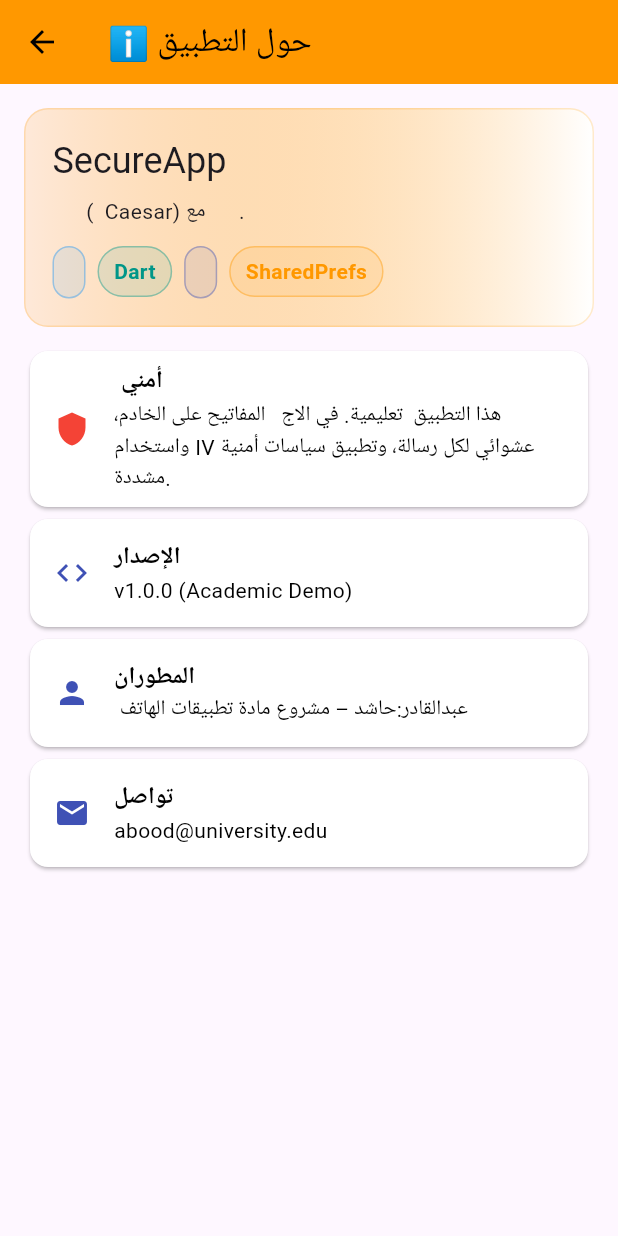
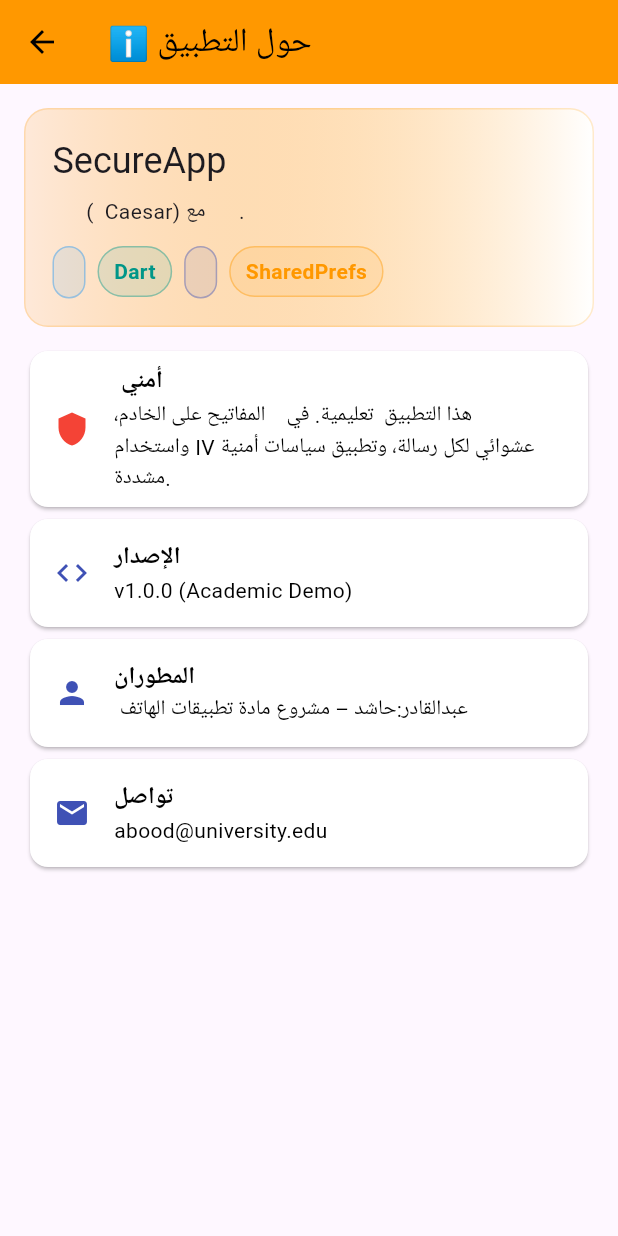
Before and after one commit to hashedalmaswi/my-project, a Flutter app: the AboutPage screen opened directly, on a phone screen of 412 x 824 dp. Run offline on Flutter 3.47's test engine with Material 3 defaults, Android fonts, the phone set to English and light mode, and no system bars; our stand-ins replace shared_preferences; missing offline and left inert: encrypt; accounts and stored records are empty.

```diff
--- a/lib/about_page.dart
+++ b/lib/about_page.dart
@@ -69,7 +69,7 @@ class AboutPage extends StatelessWidget {
           ),
           const SizedBox(height: 12),
           _tile(Icons.shield, ' أمني',
-              'هذا التطبيق  تعليمية. في الاج   المفاتيح على الخادم، واستخدام IV عشوائي لكل رسالة، وتطبيق سياسات أمنية مشددة.',
+              'هذا التطبيق  تعليمية. في    المفاتيح على الخادم، واستخدام IV عشوائي لكل رسالة، وتطبيق سياسات أمنية مشددة.',
               color: Colors.red),
           _tile(Icons.code, 'الإصدار', 'v1.0.0 (Academic Demo)'),
           _tile(Icons.person, 'المطوران', ' عبدالقادر:حاشد – مشروع مادة تطبيقات الهاتف'),
```
